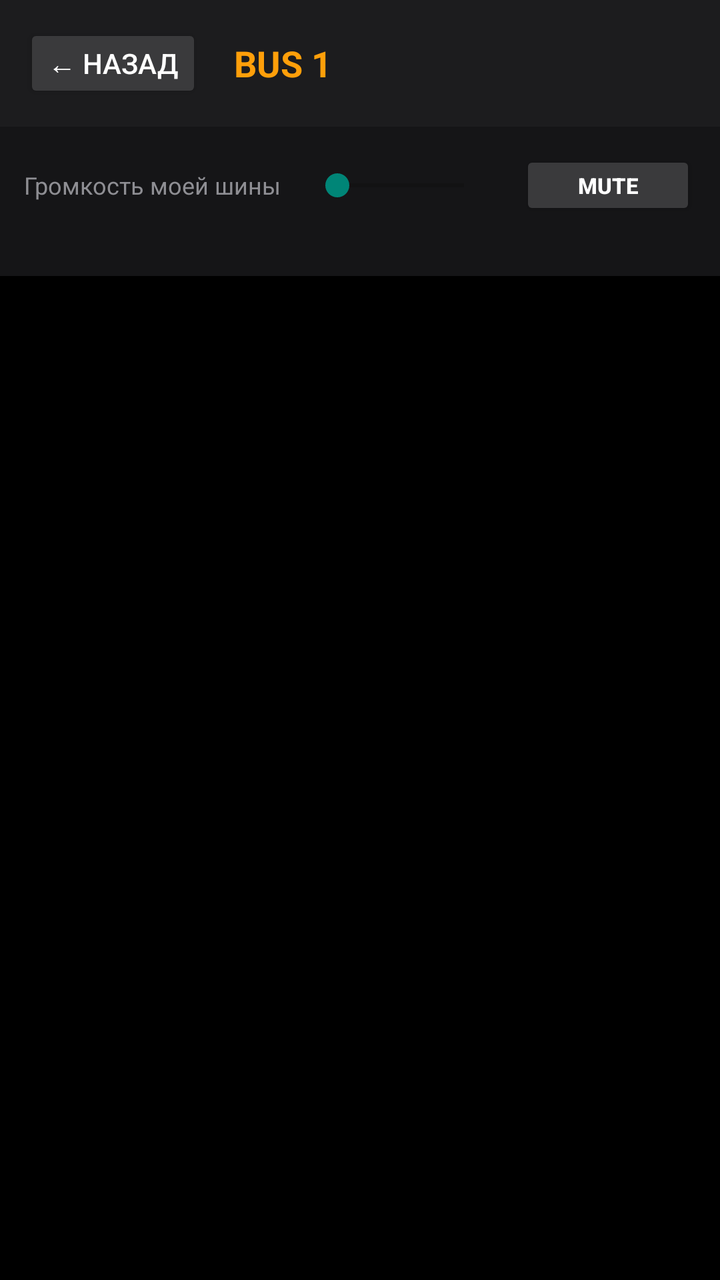
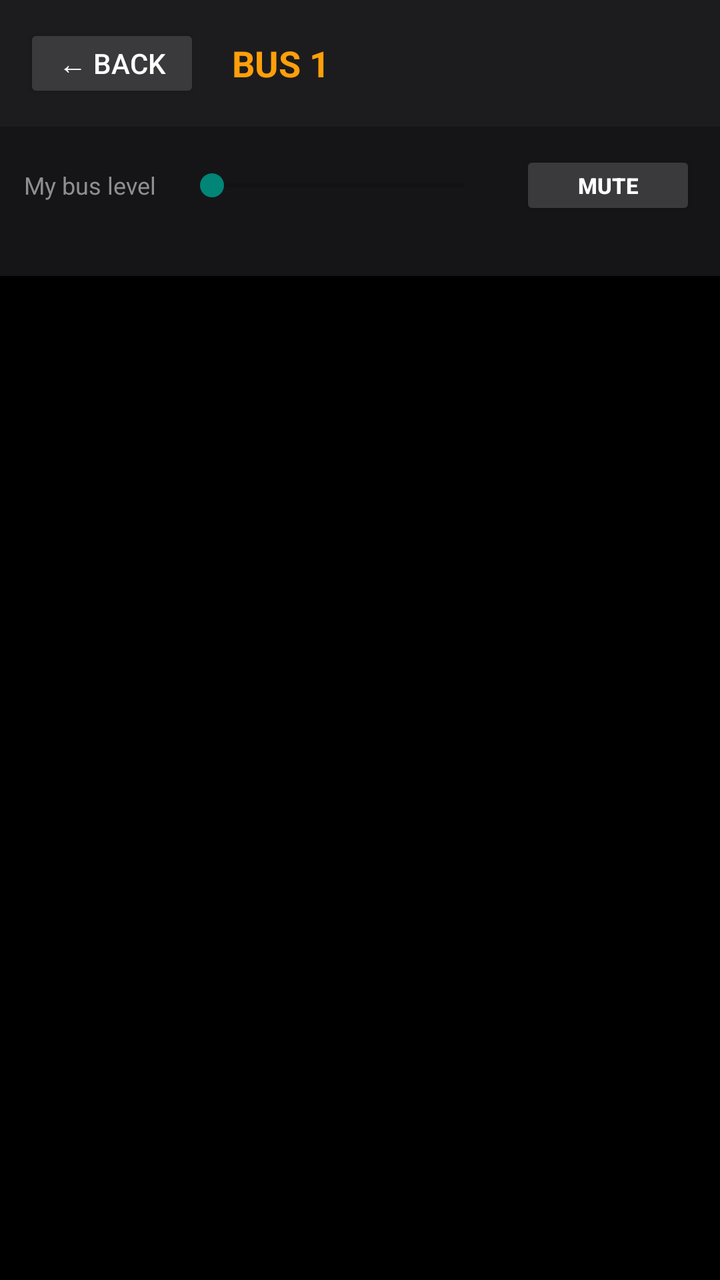

An Android layout rendered at two revisions. The XML below is the earlier revision; the diff shows what the commit changed to produce the second picture.
<!-- AndroidManifest.xml: application theme Theme.AppCompat.DayNight -->
<!-- res/layout/activity_monitor_bus.xml -->
<?xml version="1.0" encoding="utf-8"?>
<LinearLayout xmlns:android="http://schemas.android.com/apk/res/android"
    android:layout_width="match_parent"
    android:layout_height="match_parent"
    android:fitsSystemWindows="true"
    android:orientation="vertical"
    android:background="#000000">

    <LinearLayout
        android:layout_width="match_parent"
        android:layout_height="wrap_content"
        android:orientation="horizontal"
        android:background="#1c1c1e"
        android:padding="@dimen/monitor_top_bar_padding"
        android:gravity="center_vertical">

        <Button
            android:id="@+id/btnMonitorBack"
            android:layout_width="wrap_content"
            android:layout_height="wrap_content"
            android:minHeight="0dp"
            android:text="← Назад"
            android:textColor="#ffffff"
            android:backgroundTint="#3a3a3c" />

        <TextView
            android:id="@+id/textMonitorBusName"
            android:layout_width="0dp"
            android:layout_height="wrap_content"
            android:layout_weight="1"
            android:layout_marginStart="16dp"
            android:text="BUS 1"
            android:textColor="#ff9f0a"
            android:textStyle="bold"
            android:textSize="18sp" />
    </LinearLayout>

    
    <LinearLayout
        android:layout_width="match_parent"
        android:layout_height="wrap_content"
        android:orientation="horizontal"
        android:background="#151517"
        android:padding="@dimen/monitor_buslevel_padding"
        android:gravity="center_vertical">

        <TextView
            android:layout_width="wrap_content"
            android:layout_height="wrap_content"
            android:text="Громкость моей шины"
            android:textColor="#8e8e93"
            android:textSize="12sp" />

        <SeekBar
            android:id="@+id/seekMonitorBusLevel"
            android:layout_width="0dp"
            android:layout_height="wrap_content"
            android:layout_weight="1"
            android:layout_marginStart="12dp"
            android:layout_marginEnd="12dp"
            android:max="1000"
            android:progress="0" />

        <Button
            android:id="@+id/btnMonitorBusMute"
            android:layout_width="wrap_content"
            android:layout_height="wrap_content"
            android:minHeight="0dp"
            android:text="MUTE"
            android:textSize="11sp"
            android:textStyle="bold"
            android:textColor="#ffffff"
            android:backgroundTint="#3a3a3c" />
    </LinearLayout>

    
    <HorizontalScrollView
        android:layout_width="match_parent"
        android:layout_height="wrap_content"
        android:scrollbars="none"
        android:background="#151517">

        <LinearLayout
            android:id="@+id/monitorBankButtonsRow"
            android:layout_width="wrap_content"
            android:layout_height="wrap_content"
            android:orientation="horizontal"
            android:padding="@dimen/monitor_bank_row_padding" />
    </HorizontalScrollView>

    
    <HorizontalScrollView
        android:layout_width="match_parent"
        android:layout_height="0dp"
        android:layout_weight="1"
        android:background="#000000">

        <LinearLayout
            android:id="@+id/containerMonitorChannels"
            android:layout_width="wrap_content"
            android:layout_height="match_parent"
            android:orientation="horizontal"
            android:paddingStart="4dp"
            android:paddingEnd="4dp" />
    </HorizontalScrollView>

</LinearLayout>
<!-- resources referenced by this layout -->
<resources>
  <dimen name="monitor_bank_row_padding">8dp</dimen>
  <dimen name="monitor_buslevel_padding">12dp</dimen>
  <dimen name="monitor_top_bar_padding">12dp</dimen>
</resources>

<!-- the commit's change to res/layout/activity_monitor_bus.xml (unified diff, before → after) -->
@@ -19,7 +19,7 @@
             android:layout_width="wrap_content"
             android:layout_height="wrap_content"
             android:minHeight="0dp"
-            android:text="← Назад"
+            android:text="← Back"
             android:textColor="#ffffff"
             android:backgroundTint="#3a3a3c" />
 
@@ -47,7 +47,7 @@
         <TextView
             android:layout_width="wrap_content"
             android:layout_height="wrap_content"
-            android:text="Громкость моей шины"
+            android:text="My bus level"
             android:textColor="#8e8e93"
             android:textSize="12sp" />
 
